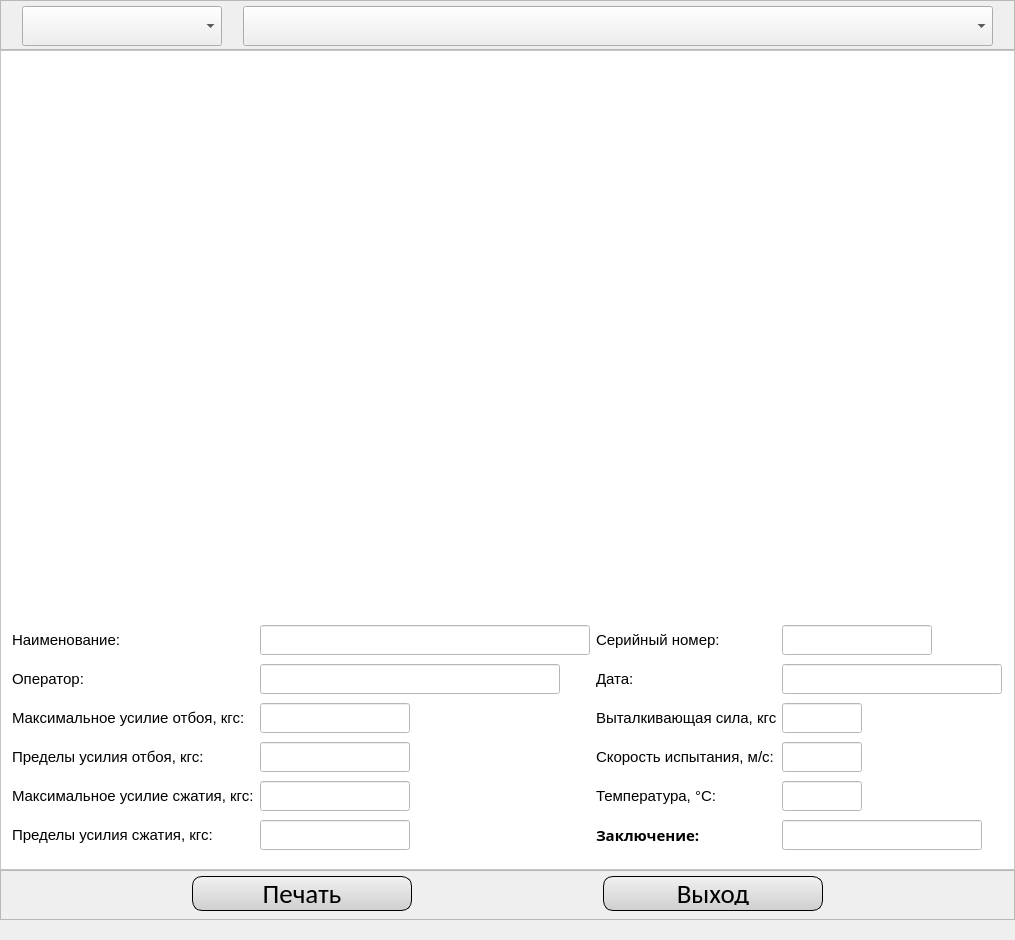
The window that ui/archive_ui.ui (Skorikof/SPG-023MK) describes before a commit, drawn with Qt 5.
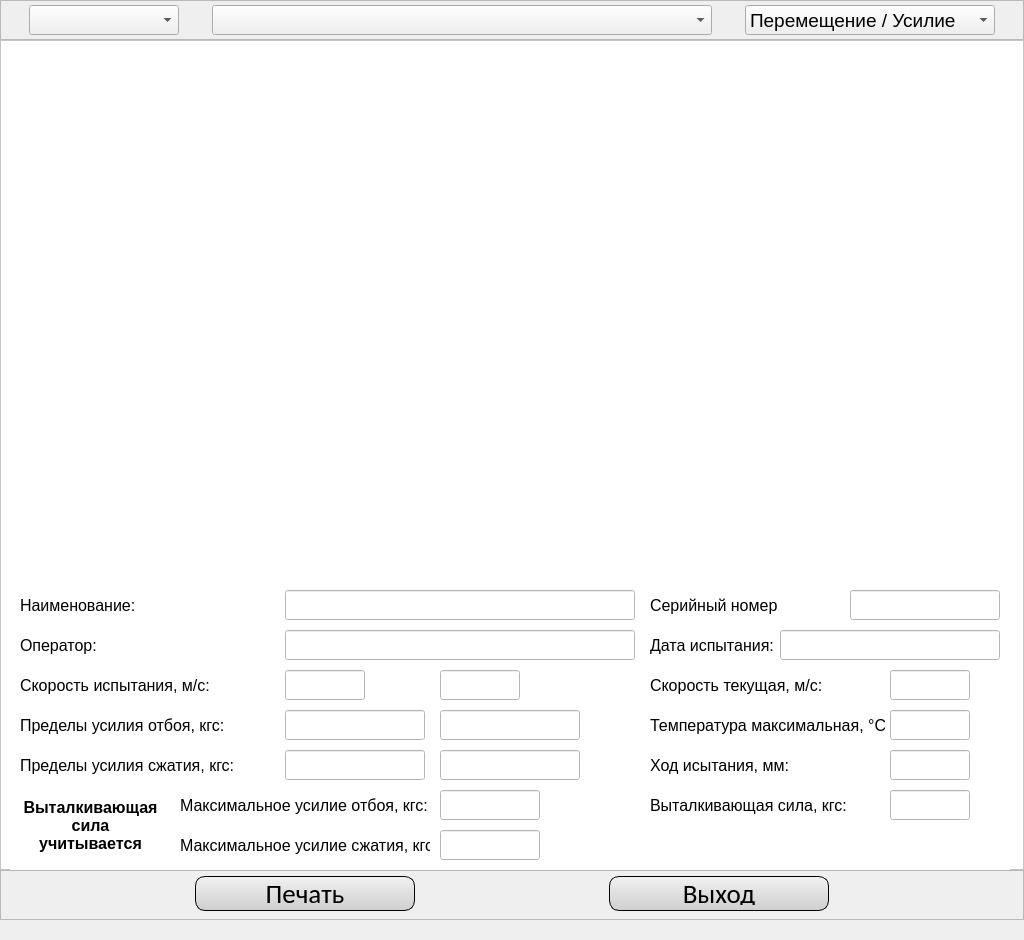
The same window after the commit. Custom widgets are drawn as their Qt base class.

Patch:
```diff
--- a/ui/archive_ui.ui
+++ b/ui/archive_ui.ui
@@ -6,19 +6,19 @@
    <rect>
     <x>0</x>
     <y>0</y>
-    <width>1015</width>
+    <width>1024</width>
     <height>940</height>
    </rect>
   </property>
   <property name="minimumSize">
    <size>
-    <width>1015</width>
+    <width>1024</width>
     <height>940</height>
    </size>
   </property>
   <property name="maximumSize">
    <size>
-    <width>1015</width>
+    <width>1024</width>
     <height>940</height>
    </size>
   </property>
@@ -31,13 +31,13 @@
   <widget class="QWidget" name="centralwidget">
    <property name="minimumSize">
     <size>
-     <width>1015</width>
+     <width>1024</width>
      <height>920</height>
     </size>
    </property>
    <property name="maximumSize">
     <size>
-     <width>1015</width>
+     <width>1024</width>
      <height>920</height>
     </size>
    </property>
@@ -62,13 +62,13 @@
       <property name="minimumSize">
        <size>
         <width>0</width>
-        <height>50</height>
+        <height>40</height>
        </size>
       </property>
       <property name="maximumSize">
        <size>
         <width>16777215</width>
-        <height>50</height>
+        <height>40</height>
        </size>
       </property>
       <property name="frameShape">
@@ -79,38 +79,38 @@
       </property>
       <layout class="QHBoxLayout" name="horizontalLayout">
        <property name="spacing">
-        <number>10</number>
+        <number>5</number>
        </property>
        <property name="leftMargin">
-        <number>10</number>
+        <number>0</number>
        </property>
        <property name="topMargin">
-        <number>5</number>
+        <number>0</number>
        </property>
        <property name="rightMargin">
-        <number>10</number>
+        <number>0</number>
        </property>
        <property name="bottomMargin">
-        <number>5</number>
+        <number>0</number>
        </property>
        <item>
         <widget class="QComboBox" name="combo_dates">
          <property name="minimumSize">
           <size>
-           <width>200</width>
-           <height>40</height>
+           <width>150</width>
+           <height>30</height>
           </size>
          </property>
          <property name="maximumSize">
           <size>
-           <width>200</width>
-           <height>40</height>
+           <width>150</width>
+           <height>30</height>
           </size>
          </property>
          <property name="font">
           <font>
            <family>Arial</family>
-           <pointsize>18</pointsize>
+           <pointsize>14</pointsize>
           </font>
          </property>
         </widget>
@@ -119,24 +119,56 @@
         <widget class="QComboBox" name="combo_test">
          <property name="minimumSize">
           <size>
-           <width>750</width>
-           <height>40</height>
+           <width>500</width>
+           <height>30</height>
           </size>
          </property>
          <property name="maximumSize">
           <size>
            <width>500</width>
-           <height>40</height>
+           <height>30</height>
           </size>
          </property>
          <property name="font">
           <font>
            <family>Arial</family>
-           <pointsize>18</pointsize>
+           <pointsize>14</pointsize>
           </font>
          </property>
         </widget>
        </item>
+       <item>
+        <widget class="QComboBox" name="combo_type">
+         <property name="minimumSize">
+          <size>
+           <width>250</width>
+           <height>30</height>
+          </size>
+         </property>
+         <property name="maximumSize">
+          <size>
+           <width>250</width>
+           <height>30</height>
+          </size>
+         </property>
+         <property name="font">
+          <font>
+           <family>Arial</family>
+           <pointsize>14</pointsize>
+          </font>
+         </property>
+         <item>
+          <property name="text">
+           <string>Перемещение / Усилие</string>
+          </property>
+         </item>
+         <item>
+          <property name="text">
+           <string>Усилие / Скорость</string>
+          </property>
+         </item>
+        </widget>
+       </item>
       </layout>
      </widget>
     </item>
@@ -151,24 +183,15 @@
       <property name="frameShadow">
        <enum>QFrame::Raised</enum>
       </property>
-      <layout class="QVBoxLayout" name="verticalLayout_2" stretch="0,0">
-       <property name="spacing">
-        <number>0</number>
-       </property>
-       <property name="leftMargin">
-        <number>10</number>
-       </property>
-       <property name="topMargin">
-        <number>10</number>
-       </property>
-       <property name="rightMargin">
-        <number>10</number>
-       </property>
-       <property name="bottomMargin">
-        <number>10</number>
-       </property>
-       <item>
         <widget class="PlotWidget" name="graphwidget" native="true">
+       <property name="geometry">
+        <rect>
+         <x>10</x>
+         <y>10</y>
+         <width>1000</width>
+         <height>530</height>
+        </rect>
+       </property>
          <property name="minimumSize">
           <size>
            <width>0</width>
@@ -188,214 +211,42 @@
           <string notr="true">background-color: rgb(255, 255, 255);</string>
          </property>
         </widget>
-       </item>
-       <item>
-        <widget class="QFrame" name="archive_frame">
+      <widget class="QFrame" name="test_data_frame">
+       <property name="geometry">
+        <rect>
+         <x>10</x>
+         <y>540</y>
+         <width>1000</width>
+         <height>290</height>
+        </rect>
+       </property>
          <property name="minimumSize">
           <size>
-           <width>0</width>
-           <height>240</height>
+         <width>1000</width>
+         <height>290</height>
           </size>
          </property>
          <property name="maximumSize">
           <size>
-           <width>16777215</width>
-           <height>240</height>
-          </size>
-         </property>
-         <property name="styleSheet">
-          <string notr="true">background-color: rgb(255, 255, 255);</string>
-         </property>
+         <width>1000</width>
+         <height>290</height>
+        </size>
+       </property>
          <property name="frameShape">
           <enum>QFrame::NoFrame</enum>
          </property>
          <property name="frameShadow">
-          <enum>QFrame::Raised</enum>
-         </property>
-         <layout class="QGridLayout" name="gridLayout">
-          <property name="leftMargin">
-           <number>0</number>
-          </property>
-          <property name="topMargin">
-           <number>0</number>
-          </property>
-          <property name="rightMargin">
-           <number>0</number>
-          </property>
-          <property name="bottomMargin">
-           <number>0</number>
-          </property>
-          <property name="horizontalSpacing">
-           <number>5</number>
-          </property>
-          <property name="verticalSpacing">
-           <number>3</number>
-          </property>
-          <item row="1" column="1">
-           <widget class="QLineEdit" name="operator_le">
-            <property name="minimumSize">
-             <size>
-              <width>300</width>
-              <height>30</height>
-             </size>
-            </property>
-            <property name="maximumSize">
-             <size>
-              <width>300</width>
-              <height>30</height>
-             </size>
-            </property>
-            <property name="font">
-             <font>
-              <family>Arial</family>
-              <pointsize>14</pointsize>
-             </font>
-            </property>
-            <property name="text">
-             <string/>
-            </property>
-            <property name="readOnly">
-             <bool>true</bool>
-            </property>
-           </widget>
-          </item>
-          <item row="0" column="1">
-           <widget class="QLineEdit" name="name_le">
-            <property name="minimumSize">
-             <size>
-              <width>330</width>
-              <height>30</height>
-             </size>
-            </property>
-            <property name="maximumSize">
-             <size>
-              <width>330</width>
-              <height>30</height>
-             </size>
-            </property>
-            <property name="font">
-             <font>
-              <family>Arial</family>
-              <pointsize>14</pointsize>
-             </font>
-            </property>
-            <property name="text">
-             <string/>
-            </property>
-            <property name="readOnly">
-             <bool>true</bool>
-            </property>
-           </widget>
-          </item>
-          <item row="1" column="0">
-           <widget class="QLabel" name="lbl_6">
-            <property name="minimumSize">
-             <size>
-              <width>170</width>
-              <height>0</height>
-             </size>
-            </property>
-            <property name="maximumSize">
-             <size>
-              <width>170</width>
-              <height>16777215</height>
-             </size>
-            </property>
-            <property name="font">
-             <font>
-              <family>Arial</family>
-              <pointsize>11</pointsize>
-             </font>
-            </property>
-            <property name="text">
-             <string>Оператор:</string>
-            </property>
-           </widget>
-          </item>
-          <item row="2" column="0">
-           <widget class="QLabel" name="lbl_3">
-            <property name="font">
-             <font>
-              <family>Arial</family>
-              <pointsize>11</pointsize>
-             </font>
-            </property>
-            <property name="text">
-             <string>Максимальное усилие отбоя, кгс:</string>
-            </property>
-           </widget>
-          </item>
-          <item row="0" column="0">
-           <widget class="QLabel" name="lbl">
-            <property name="minimumSize">
-             <size>
-              <width>170</width>
-              <height>0</height>
-             </size>
-            </property>
-            <property name="maximumSize">
-             <size>
-              <width>170</width>
-              <height>16777215</height>
-             </size>
-            </property>
-            <property name="font">
-             <font>
-              <family>Arial</family>
-              <pointsize>11</pointsize>
-             </font>
-            </property>
-            <property name="text">
-             <string>Наименование:</string>
-            </property>
-           </widget>
-          </item>
-          <item row="1" column="3">
-           <widget class="QLineEdit" name="date_le">
-            <property name="minimumSize">
-             <size>
-              <width>220</width>
-              <height>30</height>
-             </size>
-            </property>
-            <property name="maximumSize">
-             <size>
-              <width>220</width>
-              <height>30</height>
-             </size>
-            </property>
-            <property name="font">
-             <font>
-              <family>Arial</family>
-              <pointsize>14</pointsize>
-             </font>
-            </property>
-            <property name="text">
-             <string/>
-            </property>
-            <property name="alignment">
-             <set>Qt::AlignCenter</set>
-            </property>
-            <property name="readOnly">
-             <bool>true</bool>
-            </property>
-           </widget>
-          </item>
-          <item row="5" column="0">
-           <widget class="QLabel" name="lbl_2">
-            <property name="font">
-             <font>
-              <family>Arial</family>
-              <pointsize>11</pointsize>
-             </font>
-            </property>
-            <property name="text">
-             <string>Максимальное усилие сжатия, кгс:</string>
-            </property>
-           </widget>
-          </item>
-          <item row="0" column="3">
+        <enum>QFrame::Sunken</enum>
+       </property>
            <widget class="QLineEdit" name="serial_le">
+        <property name="geometry">
+         <rect>
+          <x>840</x>
+          <y>10</y>
+          <width>150</width>
+          <height>30</height>
+         </rect>
+        </property>
             <property name="minimumSize">
              <size>
               <width>150</width>
@@ -424,62 +275,117 @@
              <bool>true</bool>
             </property>
            </widget>
-          </item>
-          <item row="3" column="0">
-           <widget class="QLabel" name="lbl_11">
+       <widget class="QLabel" name="lbl_17">
+        <property name="geometry">
+         <rect>
+          <x>10</x>
+          <y>170</y>
+          <width>216</width>
+          <height>30</height>
+         </rect>
+        </property>
+        <property name="minimumSize">
+         <size>
+          <width>0</width>
+          <height>30</height>
+         </size>
+        </property>
+        <property name="maximumSize">
+         <size>
+          <width>16777215</width>
+          <height>30</height>
+         </size>
+        </property>
             <property name="font">
              <font>
               <family>Arial</family>
-              <pointsize>11</pointsize>
+          <pointsize>12</pointsize>
+         </font>
+        </property>
+        <property name="text">
+         <string>Пределы усилия сжатия, кгс:</string>
+        </property>
+       </widget>
+       <widget class="QLabel" name="lbl_14">
+        <property name="geometry">
+         <rect>
+          <x>10</x>
+          <y>10</y>
+          <width>121</width>
+          <height>30</height>
+         </rect>
+        </property>
+        <property name="minimumSize">
+         <size>
+          <width>0</width>
+          <height>30</height>
+         </size>
+        </property>
+        <property name="maximumSize">
+         <size>
+          <width>16777215</width>
+          <height>30</height>
+         </size>
+        </property>
+        <property name="font">
+         <font>
+          <family>Arial</family>
+          <pointsize>12</pointsize>
+         </font>
+        </property>
+        <property name="text">
+         <string>Наименование:</string>
+        </property>
+       </widget>
+       <widget class="QLabel" name="lbl_20">
+        <property name="geometry">
+         <rect>
+          <x>10</x>
+          <y>130</y>
+          <width>208</width>
+          <height>30</height>
+         </rect>
+        </property>
+        <property name="minimumSize">
+         <size>
+          <width>0</width>
+          <height>30</height>
+         </size>
+        </property>
+        <property name="maximumSize">
+         <size>
+          <width>16777215</width>
+          <height>30</height>
+         </size>
+        </property>
+        <property name="font">
+         <font>
+          <family>Arial</family>
+          <pointsize>12</pointsize>
              </font>
             </property>
             <property name="text">
              <string>Пределы усилия отбоя, кгс:</string>
             </property>
            </widget>
-          </item>
-          <item row="2" column="1">
-           <widget class="QLineEdit" name="max_recoil_le">
-            <property name="minimumSize">
-             <size>
-              <width>150</width>
+       <widget class="QLineEdit" name="name_le">
+        <property name="geometry">
+         <rect>
+          <x>275</x>
+          <y>10</y>
+          <width>350</width>
               <height>30</height>
-             </size>
-            </property>
-            <property name="maximumSize">
-             <size>
-              <width>150</width>
-              <height>30</height>
-             </size>
-            </property>
-            <property name="font">
-             <font>
-              <family>Arial</family>
-              <pointsize>14</pointsize>
-             </font>
-            </property>
-            <property name="text">
-             <string/>
-            </property>
-            <property name="alignment">
-             <set>Qt::AlignCenter</set>
-            </property>
-            <property name="readOnly">
-             <bool>true</bool>
-            </property>
-           </widget>
-          </item>
-          <item row="3" column="1">
-           <widget class="QLineEdit" name="limit_recoil_le">
+         </rect>
+        </property>
             <property name="minimumSize">
              <size>
-              <width>150</width>
+          <width>350</width>
               <height>30</height>
              </size>
             </property>
             <property name="maximumSize">
              <size>
-              <width>150</width>
+          <width>350</width>
               <height>30</height>
              </size>
             </property>
@@ -499,71 +405,92 @@
              <bool>true</bool>
             </property>
            </widget>
-          </item>
-          <item row="0" column="2">
-           <widget class="QLabel" name="lbl_8">
+       <widget class="QLabel" name="lbl_23">
+        <property name="geometry">
+         <rect>
+          <x>640</x>
+          <y>10</y>
+          <width>128</width>
+          <height>30</height>
+         </rect>
+        </property>
             <property name="minimumSize">
              <size>
-              <width>170</width>
-              <height>0</height>
+          <width>0</width>
+          <height>30</height>
              </size>
             </property>
             <property name="maximumSize">
              <size>
               <width>16777215</width>
-              <height>16777215</height>
+          <height>30</height>
              </size>
             </property>
             <property name="font">
              <font>
               <family>Arial</family>
-              <pointsize>11</pointsize>
+          <pointsize>12</pointsize>
              </font>
             </property>
             <property name="text">
              <string>Серийный номер:</string>
             </property>
            </widget>
-          </item>
-          <item row="1" column="2">
-           <widget class="QLabel" name="lbl_5">
-            <property name="enabled">
-             <bool>true</bool>
+       <widget class="QLineEdit" name="limit_recoil_1_le">
+        <property name="geometry">
+         <rect>
+          <x>275</x>
+          <y>130</y>
+          <width>140</width>
+          <height>30</height>
+         </rect>
             </property>
             <property name="minimumSize">
              <size>
-              <width>170</width>
-              <height>0</height>
+          <width>140</width>
+          <height>30</height>
              </size>
             </property>
             <property name="maximumSize">
              <size>
-              <width>170</width>
-              <height>16777215</height>
+          <width>140</width>
+          <height>30</height>
              </size>
             </property>
             <property name="font">
              <font>
               <family>Arial</family>
-              <pointsize>11</pointsize>
+          <pointsize>14</pointsize>
              </font>
             </property>
             <property name="text">
-             <string>Дата:</string>
-            </property>
-           </widget>
-          </item>
-          <item row="5" column="1">
-           <widget class="QLineEdit" name="max_comp_le">
+         <string/>
+        </property>
+        <property name="alignment">
+         <set>Qt::AlignCenter</set>
+        </property>
+        <property name="readOnly">
+         <bool>true</bool>
+        </property>
+       </widget>
+       <widget class="QLineEdit" name="limit_comp_1_le">
+        <property name="geometry">
+         <rect>
+          <x>275</x>
+          <y>170</y>
+          <width>140</width>
+          <height>30</height>
+         </rect>
+        </property>
             <property name="minimumSize">
              <size>
-              <width>150</width>
+          <width>140</width>
               <height>30</height>
              </size>
             </property>
             <property name="maximumSize">
              <size>
-              <width>150</width>
+          <width>140</width>
               <height>30</height>
              </size>
             </property>
@@ -583,43 +510,55 @@
              <bool>true</bool>
             </property>
            </widget>
-          </item>
-          <item row="6" column="0">
-           <widget class="QLabel" name="lbl_10">
+       <widget class="QLabel" name="lbl_15">
+        <property name="geometry">
+         <rect>
+          <x>640</x>
+          <y>130</y>
+          <width>235</width>
+          <height>30</height>
+         </rect>
+        </property>
             <property name="minimumSize">
              <size>
-              <width>170</width>
-              <height>0</height>
+          <width>0</width>
+          <height>30</height>
              </size>
             </property>
             <property name="maximumSize">
              <size>
               <width>16777215</width>
-              <height>16777215</height>
+          <height>30</height>
              </size>
             </property>
             <property name="font">
              <font>
               <family>Arial</family>
-              <pointsize>11</pointsize>
+          <pointsize>12</pointsize>
              </font>
             </property>
             <property name="text">
-             <string>Пределы усилия сжатия, кгс:</string>
-            </property>
-           </widget>
-          </item>
-          <item row="6" column="1">
-           <widget class="QLineEdit" name="limit_comp_le">
+         <string>Температура максимальная, °С:</string>
+        </property>
+       </widget>
+       <widget class="QLineEdit" name="max_temp_le">
+        <property name="geometry">
+         <rect>
+          <x>880</x>
+          <y>130</y>
+          <width>80</width>
+          <height>30</height>
+         </rect>
+        </property>
             <property name="minimumSize">
              <size>
-              <width>150</width>
+          <width>80</width>
               <height>30</height>
              </size>
             </property>
             <property name="maximumSize">
              <size>
-              <width>150</width>
+          <width>80</width>
               <height>30</height>
              </size>
             </property>
@@ -629,47 +568,189 @@
               <pointsize>14</pointsize>
              </font>
             </property>
+        <property name="alignment">
+         <set>Qt::AlignCenter</set>
+        </property>
+        <property name="readOnly">
+         <bool>true</bool>
+        </property>
+       </widget>
+       <widget class="QLabel" name="lbl_22">
+        <property name="geometry">
+         <rect>
+          <x>640</x>
+          <y>90</y>
+          <width>211</width>
+          <height>30</height>
+         </rect>
+        </property>
+        <property name="minimumSize">
+         <size>
+          <width>0</width>
+          <height>30</height>
+         </size>
+        </property>
+        <property name="maximumSize">
+         <size>
+          <width>16777215</width>
+          <height>30</height>
+         </size>
+        </property>
+        <property name="font">
+         <font>
+          <family>Arial</family>
+          <pointsize>12</pointsize>
+         </font>
+        </property>
             <property name="text">
+         <string>Скорость текущая, м/с:</string>
+        </property>
+       </widget>
+       <widget class="QLineEdit" name="speed_le">
+        <property name="geometry">
+         <rect>
+          <x>880</x>
+          <y>90</y>
+          <width>80</width>
+          <height>30</height>
+         </rect>
+        </property>
+        <property name="minimumSize">
+         <size>
+          <width>80</width>
+          <height>30</height>
+         </size>
+        </property>
+        <property name="maximumSize">
+         <size>
+          <width>80</width>
+          <height>30</height>
+         </size>
+        </property>
+        <property name="font">
+         <font>
+          <family>Arial</family>
+          <pointsize>14</pointsize>
+         </font>
+        </property>
+        <property name="text">
              <string/>
             </property>
             <property name="alignment">
              <set>Qt::AlignCenter</set>
             </property>
             <property name="readOnly">
-             <bool>true</bool>
-            </property>
-           </widget>
-          </item>
-          <item row="2" column="2">
-           <widget class="QLabel" name="lbl_9">
-            <property name="enabled">
+         <bool>false</bool>
+        </property>
+       </widget>
+       <widget class="QLabel" name="lbl_24">
+        <property name="geometry">
+         <rect>
+          <x>640</x>
+          <y>170</y>
+          <width>186</width>
+          <height>30</height>
+         </rect>
+        </property>
+        <property name="minimumSize">
+         <size>
+          <width>0</width>
+          <height>30</height>
+         </size>
+        </property>
+        <property name="maximumSize">
+         <size>
+          <width>16777215</width>
+          <height>30</height>
+         </size>
+        </property>
+        <property name="font">
+         <font>
+          <family>Arial</family>
+          <pointsize>12</pointsize>
+         </font>
+        </property>
+        <property name="text">
+         <string>Ход исытания, мм:</string>
+        </property>
+       </widget>
+       <widget class="QLineEdit" name="hod_le">
+        <property name="geometry">
+         <rect>
+          <x>880</x>
+          <y>170</y>
+          <width>80</width>
+          <height>30</height>
+         </rect>
+        </property>
+        <property name="minimumSize">
+         <size>
+          <width>80</width>
+          <height>30</height>
+         </size>
+        </property>
+        <property name="maximumSize">
+         <size>
+          <width>80</width>
+          <height>30</height>
+         </size>
+        </property>
+        <property name="font">
+         <font>
+          <family>Arial</family>
+          <pointsize>14</pointsize>
+         </font>
+        </property>
+        <property name="text">
+         <string/>
+        </property>
+        <property name="alignment">
+         <set>Qt::AlignCenter</set>
+        </property>
+        <property name="readOnly">
              <bool>true</bool>
             </property>
+       </widget>
+       <widget class="QLabel" name="lbl_18">
+        <property name="geometry">
+         <rect>
+          <x>640</x>
+          <y>210</y>
+          <width>216</width>
+          <height>30</height>
+         </rect>
+        </property>
             <property name="minimumSize">
              <size>
-              <width>180</width>
-              <height>0</height>
+          <width>0</width>
+          <height>30</height>
              </size>
             </property>
             <property name="maximumSize">
              <size>
-              <width>180</width>
-              <height>16777215</height>
+          <width>16777215</width>
+          <height>30</height>
              </size>
             </property>
             <property name="font">
              <font>
               <family>Arial</family>
-              <pointsize>11</pointsize>
+          <pointsize>12</pointsize>
              </font>
             </property>
             <property name="text">
              <string>Выталкивающая сила, кгс:</string>
             </property>
            </widget>
-          </item>
-          <item row="2" column="3">
            <widget class="QLineEdit" name="push_force_le">
+        <property name="geometry">
+         <rect>
+          <x>880</x>
+          <y>210</y>
+          <width>80</width>
+          <height>30</height>
+         </rect>
+        </property>
             <property name="minimumSize">
              <size>
               <width>80</width>
@@ -698,22 +779,46 @@
              <bool>true</bool>
             </property>
            </widget>
-          </item>
-          <item row="3" column="2">
-           <widget class="QLabel" name="lbl_12">
+       <widget class="QLabel" name="lbl_25">
+        <property name="geometry">
+         <rect>
+          <x>10</x>
+          <y>90</y>
+          <width>211</width>
+          <height>30</height>
+         </rect>
+        </property>
+        <property name="minimumSize">
+         <size>
+          <width>0</width>
+          <height>30</height>
+         </size>
+        </property>
+        <property name="maximumSize">
+         <size>
+          <width>16777215</width>
+          <height>30</height>
+         </size>
+        </property>
             <property name="font">
              <font>
               <family>Arial</family>
-              <pointsize>11</pointsize>
+          <pointsize>12</pointsize>
              </font>
             </property>
             <property name="text">
              <string>Скорость испытания, м/с:</string>
             </property>
            </widget>
-          </item>
-          <item row="3" column="3">
-           <widget class="QLineEdit" name="speed_le">
+       <widget class="QLineEdit" name="speed_set_1_le">
+        <property name="geometry">
+         <rect>
+          <x>275</x>
+          <y>90</y>
+          <width>80</width>
+          <height>30</height>
+         </rect>
+        </property>
             <property name="minimumSize">
              <size>
               <width>80</width>
@@ -742,31 +847,61 @@
              <bool>true</bool>
             </property>
            </widget>
-          </item>
-          <item row="5" column="2">
-           <widget class="QLabel" name="lbl_13">
+       <widget class="QLineEdit" name="speed_set_2_le">
+        <property name="geometry">
+         <rect>
+          <x>430</x>
+          <y>90</y>
+          <width>80</width>
+          <height>30</height>
+         </rect>
+        </property>
+        <property name="minimumSize">
+         <size>
+          <width>80</width>
+          <height>30</height>
+         </size>
+        </property>
+        <property name="maximumSize">
+         <size>
+          <width>80</width>
+          <height>30</height>
+         </size>
+        </property>
             <property name="font">
              <font>
               <family>Arial</family>
-              <pointsize>11</pointsize>
+          <pointsize>14</pointsize>
              </font>
             </property>
             <property name="text">
-             <string>Температура, °С:</string>
-            </property>
-           </widget>
-          </item>
-          <item row="5" column="3">
-           <widget class="QLineEdit" name="temper_le">
+         <string/>
+        </property>
+        <property name="alignment">
+         <set>Qt::AlignCenter</set>
+        </property>
+        <property name="readOnly">
+         <bool>true</bool>
+        </property>
+       </widget>
+       <widget class="QLineEdit" name="limit_recoil_2_le">
+        <property name="geometry">
+         <rect>
+          <x>430</x>
+          <y>130</y>
+          <width>140</width>
+          <height>30</height>
+         </rect>
+        </property>
             <property name="minimumSize">
              <size>
-              <width>80</width>
+          <width>140</width>
               <height>30</height>
              </size>
             </property>
             <property name="maximumSize">
              <size>
-              <width>80</width>
+          <width>140</width>
               <height>30</height>
              </size>
             </property>
@@ -786,49 +921,279 @@
              <bool>true</bool>
             </property>
            </widget>
-          </item>
-          <item row="6" column="2">
-           <widget class="QLabel" name="lbl_7">
+       <widget class="QLineEdit" name="limit_comp_2_le">
+        <property name="geometry">
+         <rect>
+          <x>430</x>
+          <y>170</y>
+          <width>140</width>
+          <height>30</height>
+         </rect>
+        </property>
+        <property name="minimumSize">
+         <size>
+          <width>140</width>
+          <height>30</height>
+         </size>
+        </property>
             <property name="maximumSize">
              <size>
-              <width>200</width>
+          <width>140</width>
+          <height>30</height>
+         </size>
+        </property>
+        <property name="font">
+         <font>
+          <family>Arial</family>
+          <pointsize>14</pointsize>
+         </font>
+        </property>
+        <property name="text">
+         <string/>
+        </property>
+        <property name="alignment">
+         <set>Qt::AlignCenter</set>
+        </property>
+        <property name="readOnly">
+         <bool>true</bool>
+        </property>
+       </widget>
+       <widget class="QLabel" name="lbl_21">
+        <property name="geometry">
+         <rect>
+          <x>170</x>
+          <y>210</y>
+          <width>250</width>
+          <height>30</height>
+         </rect>
+        </property>
+        <property name="minimumSize">
+         <size>
+          <width>0</width>
+          <height>30</height>
+         </size>
+        </property>
+        <property name="maximumSize">
+         <size>
+          <width>16777215</width>
+          <height>30</height>
+         </size>
+        </property>
+        <property name="font">
+         <font>
+          <family>Arial</family>
+          <pointsize>12</pointsize>
+         </font>
+        </property>
+        <property name="text">
+         <string>Максимальное усилие отбоя, кгс:</string>
+        </property>
+       </widget>
+       <widget class="QLabel" name="lbl_26">
+        <property name="geometry">
+         <rect>
+          <x>170</x>
+          <y>250</y>
+          <width>250</width>
+          <height>30</height>
+         </rect>
+        </property>
+        <property name="minimumSize">
+         <size>
+          <width>0</width>
+          <height>30</height>
+         </size>
+        </property>
+        <property name="maximumSize">
+         <size>
+          <width>16777215</width>
+          <height>30</height>
+         </size>
+        </property>
+        <property name="font">
+         <font>
+          <family>Arial</family>
+          <pointsize>12</pointsize>
+         </font>
+        </property>
+        <property name="text">
+         <string>Максимальное усилие сжатия, кгс:</string>
+        </property>
+       </widget>
+       <widget class="QLineEdit" name="recoil_le">
+        <property name="geometry">
+         <rect>
+          <x>430</x>
+          <y>210</y>
+          <width>100</width>
+          <height>30</height>
+         </rect>
+        </property>
+        <property name="minimumSize">
+         <size>
+          <width>100</width>
+          <height>30</height>
+         </size>
+        </property>
+        <property name="maximumSize">
+         <size>
+          <width>100</width>
+          <height>30</height>
+         </size>
+        </property>
+        <property name="font">
+         <font>
+          <family>Arial</family>
+          <pointsize>14</pointsize>
+         </font>
+        </property>
+        <property name="text">
+         <string/>
+        </property>
+        <property name="alignment">
+         <set>Qt::AlignCenter</set>
+        </property>
+        <property name="readOnly">
+         <bool>true</bool>
+        </property>
+       </widget>
+       <widget class="QLineEdit" name="comp_le">
+        <property name="geometry">
+         <rect>
+          <x>430</x>
+          <y>250</y>
+          <width>100</width>
+          <height>30</height>
+         </rect>
+        </property>
+        <property name="minimumSize">
+         <size>
+          <width>100</width>
+          <height>30</height>
+         </size>
+        </property>
+        <property name="maximumSize">
+         <size>
+          <width>100</width>
+          <height>30</height>
+         </size>
+        </property>
+        <property name="font">
+         <font>
+          <family>Arial</family>
+          <pointsize>14</pointsize>
+         </font>
+        </property>
+        <property name="text">
+         <string/>
+        </property>
+        <property name="alignment">
+         <set>Qt::AlignCenter</set>
+        </property>
+        <property name="readOnly">
+         <bool>true</bool>
+        </property>
+       </widget>
+       <widget class="QLabel" name="lbl_push_force">
+        <property name="geometry">
+         <rect>
+          <x>10</x>
+          <y>210</y>
+          <width>141</width>
+          <height>71</height>
+         </rect>
+        </property>
+        <property name="minimumSize">
+         <size>
+          <width>0</width>
+          <height>30</height>
+         </size>
+        </property>
+        <property name="maximumSize">
+         <size>
+          <width>16777215</width>
               <height>16777215</height>
              </size>
             </property>
             <property name="font">
              <font>
-              <family>Arial Black</family>
-              <pointsize>11</pointsize>
+          <family>Arial</family>
+          <pointsize>12</pointsize>
               <weight>75</weight>
               <bold>true</bold>
              </font>
             </property>
             <property name="text">
-             <string>Заключение:</string>
-            </property>
-           </widget>
-          </item>
-          <item row="6" column="3">
-           <widget class="QLineEdit" name="conclusion_le">
+         <string>Выталкивающая
+сила
+учитываетcя</string>
+        </property>
+        <property name="textFormat">
+         <enum>Qt::AutoText</enum>
+        </property>
+        <property name="alignment">
+         <set>Qt::AlignCenter</set>
+        </property>
+       </widget>
+       <widget class="QLabel" name="lbl_27">
+        <property name="geometry">
+         <rect>
+          <x>640</x>
+          <y>50</y>
+          <width>128</width>
+          <height>30</height>
+         </rect>
+        </property>
             <property name="minimumSize">
              <size>
-              <width>200</width>
+          <width>0</width>
               <height>30</height>
              </size>
             </property>
             <property name="maximumSize">
              <size>
-              <width>200</width>
+          <width>16777215</width>
               <height>30</height>
              </size>
             </property>
             <property name="font">
              <font>
               <family>Arial</family>
-              <pointsize>18</pointsize>
+          <pointsize>12</pointsize>
              </font>
             </property>
             <property name="text">
+         <string>Дата испытания:</string>
+        </property>
+       </widget>
+       <widget class="QLineEdit" name="date_le">
+        <property name="geometry">
+         <rect>
+          <x>770</x>
+          <y>50</y>
+          <width>220</width>
+          <height>30</height>
+         </rect>
+        </property>
+        <property name="minimumSize">
+         <size>
+          <width>220</width>
+          <height>30</height>
+         </size>
+        </property>
+        <property name="maximumSize">
+         <size>
+          <width>220</width>
+          <height>30</height>
+         </size>
+        </property>
+        <property name="font">
+         <font>
+          <family>Arial</family>
+          <pointsize>14</pointsize>
+         </font>
+        </property>
+        <property name="text">
              <string/>
             </property>
             <property name="alignment">
@@ -838,11 +1203,75 @@
              <bool>true</bool>
             </property>
            </widget>
-          </item>
-         </layout>
-        </widget>
-       </item>
-      </layout>
+       <widget class="QLabel" name="lbl_16">
+        <property name="geometry">
+         <rect>
+          <x>10</x>
+          <y>50</y>
+          <width>121</width>
+          <height>30</height>
+         </rect>
+        </property>
+        <property name="minimumSize">
+         <size>
+          <width>0</width>
+          <height>30</height>
+         </size>
+        </property>
+        <property name="maximumSize">
+         <size>
+          <width>16777215</width>
+          <height>30</height>
+         </size>
+        </property>
+        <property name="font">
+         <font>
+          <family>Arial</family>
+          <pointsize>12</pointsize>
+         </font>
+        </property>
+        <property name="text">
+         <string>Оператор:</string>
+        </property>
+       </widget>
+       <widget class="QLineEdit" name="operator_le">
+        <property name="geometry">
+         <rect>
+          <x>275</x>
+          <y>50</y>
+          <width>350</width>
+          <height>30</height>
+         </rect>
+        </property>
+        <property name="minimumSize">
+         <size>
+          <width>350</width>
+          <height>30</height>
+         </size>
+        </property>
+        <property name="maximumSize">
+         <size>
+          <width>350</width>
+          <height>30</height>
+         </size>
+        </property>
+        <property name="font">
+         <font>
+          <family>Arial</family>
+          <pointsize>14</pointsize>
+         </font>
+        </property>
+        <property name="text">
+         <string/>
+        </property>
+        <property name="alignment">
+         <set>Qt::AlignCenter</set>
+        </property>
+        <property name="readOnly">
+         <bool>true</bool>
+        </property>
+       </widget>
+      </widget>
      </widget>
     </item>
     <item>
```
Lines whose indentation alone changed are shown as unchanged.
